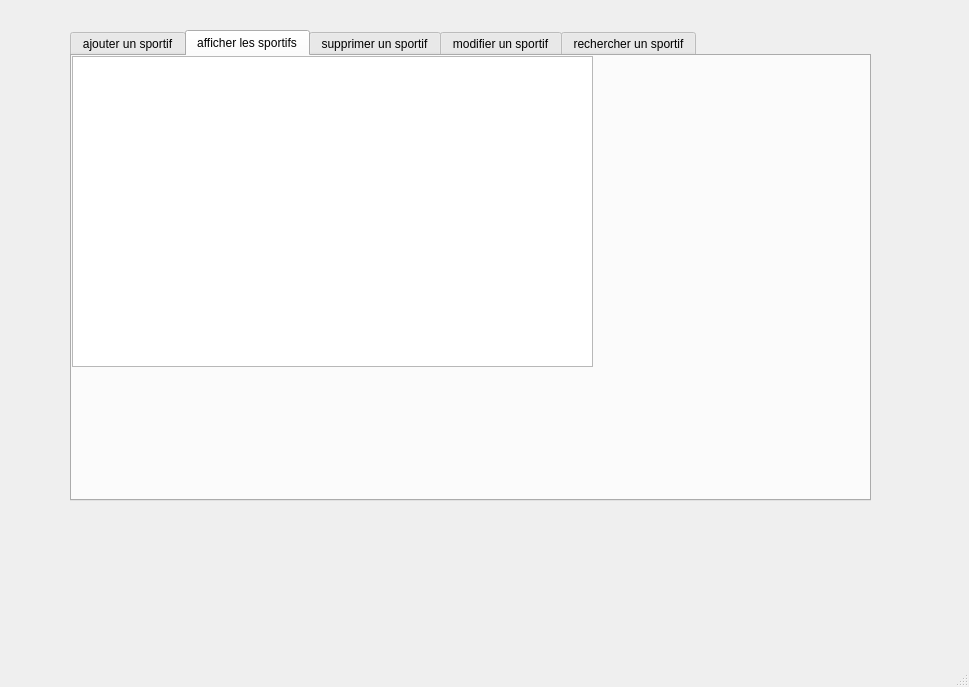
Before: the Qt Designer form mainwindow.ui in dhiaeddine12/olympic_games_2A20, drawn with Qt 5.
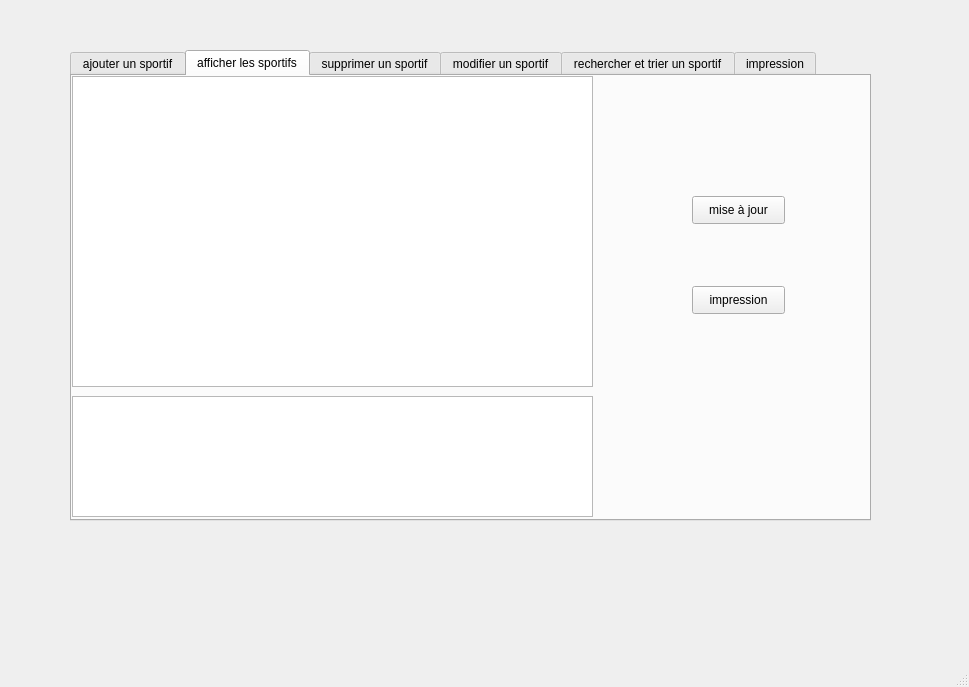
After: the same form once the commit is applied. The open tabs and pages were chosen to show the change. Icons and pictures are not drawn.

```diff
--- a/mainwindow.ui
+++ b/mainwindow.ui
@@ -18,7 +18,7 @@
     <property name="geometry">
      <rect>
       <x>70</x>
-      <y>30</y>
+      <y>50</y>
       <width>801</width>
       <height>471</height>
      </rect>
@@ -204,6 +204,42 @@
        </rect>
       </property>
      </widget>
+     <widget class="QPushButton" name="pb_update">
+      <property name="geometry">
+       <rect>
+        <x>620</x>
+        <y>120</y>
+        <width>93</width>
+        <height>28</height>
+       </rect>
+      </property>
+      <property name="text">
+       <string>mise à jour</string>
+      </property>
+     </widget>
+     <widget class="QPushButton" name="pb_print">
+      <property name="geometry">
+       <rect>
+        <x>620</x>
+        <y>210</y>
+        <width>93</width>
+        <height>28</height>
+       </rect>
+      </property>
+      <property name="text">
+       <string>impression</string>
+      </property>
+     </widget>
+     <widget class="QTextEdit" name="textEdit">
+      <property name="geometry">
+       <rect>
+        <x>0</x>
+        <y>320</y>
+        <width>521</width>
+        <height>121</height>
+       </rect>
+      </property>
+     </widget>
     </widget>
     <widget class="QWidget" name="tab_3">
      <attribute name="title">
@@ -432,7 +468,7 @@
     </widget>
     <widget class="QWidget" name="tab_5">
      <attribute name="title">
-      <string>rechercher un sportif</string>
+      <string>rechercher et trier un sportif</string>
      </attribute>
      <widget class="QLabel" name="label_15">
       <property name="geometry">
@@ -591,6 +627,41 @@
        <string>trier par age</string>
       </property>
      </widget>
+     <widget class="QLabel" name="label_18">
+      <property name="geometry">
+       <rect>
+        <x>0</x>
+        <y>0</y>
+        <width>801</width>
+        <height>441</height>
+       </rect>
+      </property>
+      <property name="text">
+       <string/>
+      </property>
+      <property name="pixmap">
+       <pixmap>D:/projet c++/olympics.jpg</pixmap>
+      </property>
+     </widget>
+     <zorder>label_18</zorder>
+     <zorder>label_15</zorder>
+     <zorder>label_16</zorder>
+     <zorder>label_17</zorder>
+     <zorder>le_nom_r</zorder>
+     <zorder>le_id_r</zorder>
+     <zorder>le_type_sport_r</zorder>
+     <zorder>tabler</zorder>
+     <zorder>pb_rechercher</zorder>
+     <zorder>pb_rechercher_id</zorder>
+     <zorder>pb_rechercher_type_sport</zorder>
+     <zorder>pb_trier_n</zorder>
+     <zorder>pb_trier_i</zorder>
+     <zorder>pb_trier_a</zorder>
+    </widget>
+    <widget class="QWidget" name="tab_6">
+     <attribute name="title">
+      <string>impression</string>
+     </attribute>
     </widget>
    </widget>
   </widget>
```
Left out of the diff: 44 changed lines with no effect on the pictures.
